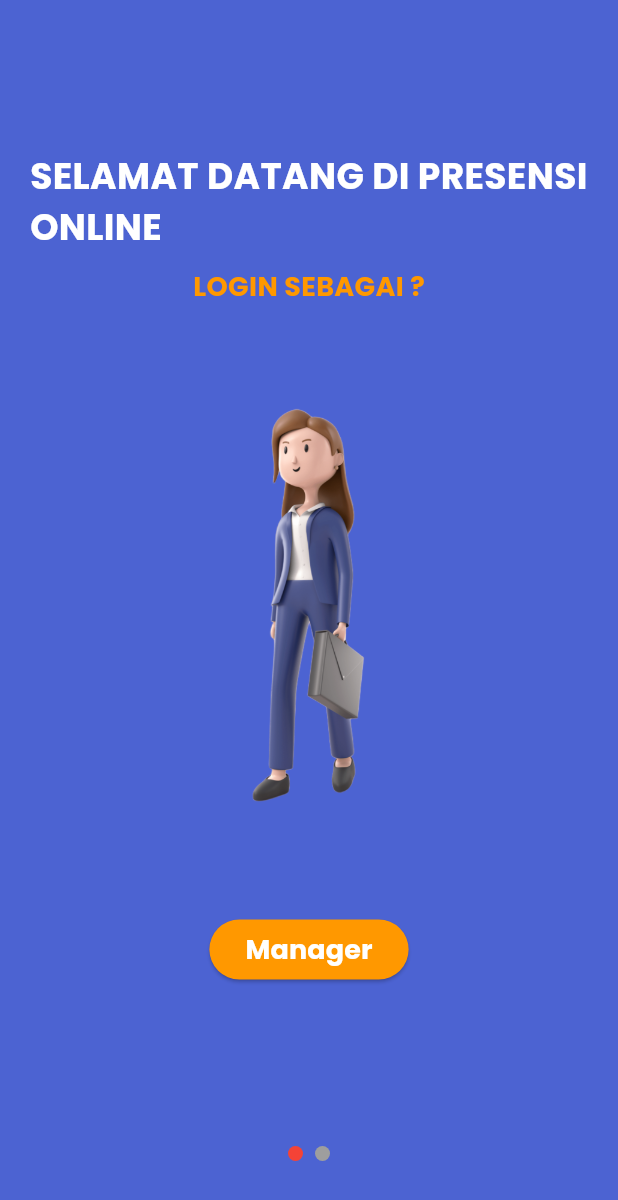
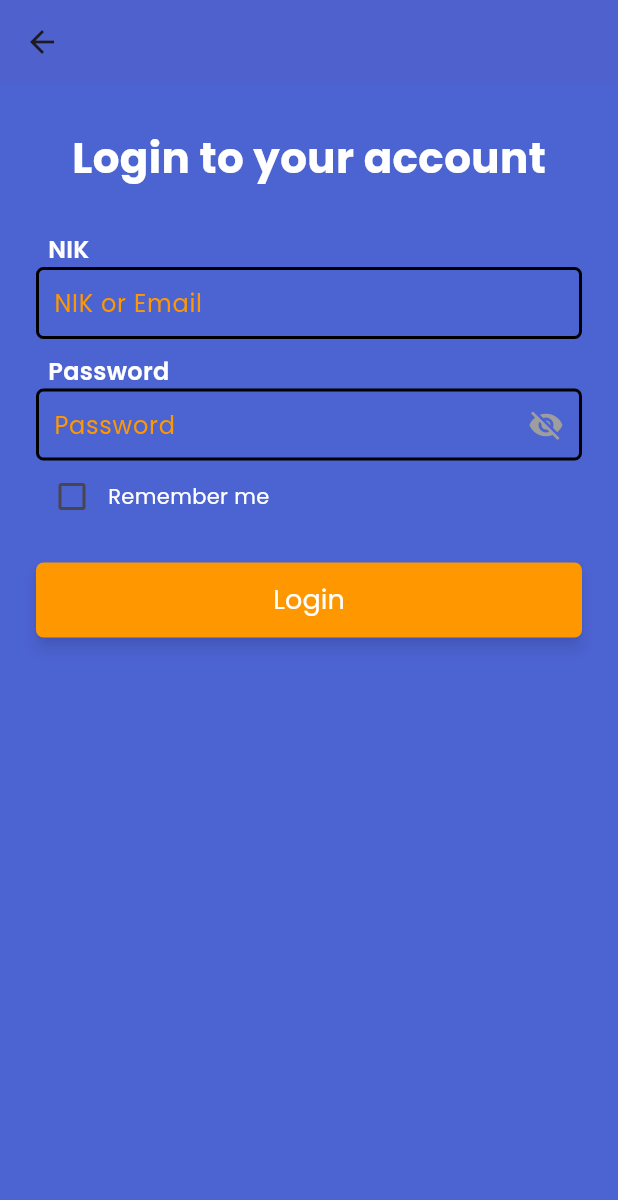
Before and after one commit to ngulekkode/aplikasi_absen, a Flutter app: the screen it shows after launch, after a tap on "Manager", on a phone screen of 412 x 824 dp. Shown: the top 1200 px of the screen. Run offline on Flutter 3.47's test engine with Material 3 defaults, Android fonts, the phone set to English and light mode, and no system bars; drawn by our look-alikes of smooth_page_indicator.

Commit message:
login_page

```diff
--- a/lib/pages/choice_role.dart
+++ b/lib/pages/choice_role.dart
@@ -1,3 +1,4 @@
+import 'package:absen_app/pages/login.dart';
 import 'package:absen_app/pages/roles/employe.dart';
 import 'package:flutter/material.dart';
 import 'package:absen_app/pages/roles/manager.dart';
@@ -39,10 +40,12 @@ class _HomeAppState extends State<ChoiceRole> {
               children: [
                 LoginManager(
                   onTap: () {
-                    // Navigasi ke halaman login manager
+                    Navigator.push(context, MaterialPageRoute(builder: (_)=>LoginPage(role: 'Manager')));
                   },
                 ),
-                LoginKaryawan(onTap: () {}),
+                LoginKaryawan(onTap: () {
+                  Navigator.push(context, MaterialPageRoute(builder: (_)=>LoginPage(role: 'Karyawan')));
+                }),
               ],
             ),
           ),
--- a/lib/pages/login.dart
+++ b/lib/pages/login.dart
@@ -0,0 +1,197 @@
+import 'package:flutter/material.dart';
+
+class LoginPage extends StatefulWidget {
+  final String role;
+
+  const LoginPage({super.key, required this.role});
+
+  @override
+  State<LoginPage> createState() => _LoginPageState();
+}
+
+class _LoginPageState extends State<LoginPage> {
+  final TextEditingController _nikController = TextEditingController();
+  final TextEditingController _passwordController = TextEditingController();
+  bool _obscurePassword = true;
+  bool _rememberMe = false;
+
+  void _handleLogin() {
+    String nik = _nikController.text;
+    String password = _passwordController.text;
+    String role = widget.role;
+
+    // Dummy login logic
+    if (nik == '123' && password == 'abc') {
+      if (role == 'manager') {
+        Navigator.pushReplacementNamed(context, '/managerHome');
+      } else {
+        Navigator.pushReplacementNamed(context, '/karyawanHome');
+      }
+    } else {
+      ScaffoldMessenger.of(
+        context,
+      ).showSnackBar(SnackBar(content: Text('Login gagal untuk $role')));
+    }
+  }
+
+  @override
+  Widget build(BuildContext context) {
+    const border = OutlineInputBorder(
+      borderRadius: BorderRadius.all(Radius.circular(5)),
+      borderSide: BorderSide(color: Colors.black, width: 2),
+    );
+
+    return Scaffold(
+      appBar: AppBar(backgroundColor: Colors.transparent, elevation: 6),
+      body: Padding(
+        padding: const EdgeInsets.all(24.0),
+        child: Column(
+          crossAxisAlignment: CrossAxisAlignment.start,
+          children: [
+
+            const SizedBox(height: 5),
+
+            const Center(
+              child: Text(
+                'Login to your account',
+                style: TextStyle(
+                  fontSize: 28,
+                  fontWeight: FontWeight.bold,
+                  color: Colors.white,
+                ),
+              ),
+            ),
+
+            const SizedBox(height: 30),
+
+            // nik
+            const Padding(
+              padding: EdgeInsets.only(left: 8.0),
+              child: Text(
+                'NIK',
+                style: TextStyle(
+                  fontSize: 16,
+                  fontWeight: FontWeight.w600,
+                  color: Colors.white,
+                ),
+              ),
+            ),
+
+            TextField(
+              controller: _nikController,
+              decoration: const InputDecoration(
+                hintText: 'NIK or Email',
+                hintStyle: TextStyle(color: Colors.orange),
+                border: border,
+                focusedBorder: border,
+                enabledBorder: border,
+                contentPadding: EdgeInsets.symmetric(
+                  horizontal: 8,
+                  vertical: 12,
+                ),
+              ),
+            ),
+
+            const SizedBox(height: 10),
+
+            //pasword
+            const Padding(
+              padding: EdgeInsets.only(left: 8.0),
+              child: Text(
+                'Password',
+                style: TextStyle(
+                  fontSize: 16,
+                  fontWeight: FontWeight.w600,
+                  color: Colors.white,
+                ),
+              ),
+            ),
+
+            TextField(
+              controller: _passwordController,
+              obscureText: _obscurePassword,
+              decoration: InputDecoration(
+
+                hintText: 'Password',
+                hintStyle: TextStyle(color: Colors.orange),
+                border: border,
+                enabledBorder: border,
+                focusedBorder: border,
+                contentPadding: const EdgeInsets.symmetric(
+                  horizontal: 8,
+                  vertical: 12,
+                ),
+                suffixIcon: GestureDetector(
+                  onLongPress: () {
+                    setState(() {
+                      _obscurePassword = false;
+                    });
+                  },
+                  onLongPressUp: () {
+                    setState(() {
+                      _obscurePassword = true;
+                    });
+                  },
+                  child: Icon(
+                    _obscurePassword ? Icons.visibility_off : Icons.visibility,
+                    color: Colors.grey,
+                  ),
+                ),
+              ),
+            ),
+
+            // const SizedBox(height: 10),
+
+            // cek box
+            Row(
+              // mainAxisSize: MainAxisSize.min,
+              children: [
+                Theme(
+                  data: ThemeData(unselectedWidgetColor: Colors.red),
+                  child: Checkbox(
+                    value: _rememberMe,
+                    onChanged: (val) {
+                      setState(() {
+                        _rememberMe = val ?? false;
+                      });
+                    },
+                    activeColor: Colors.red,
+                    checkColor: Colors.white,
+                  ),
+                ),
+                const Text(
+                  'Remember me',
+                  style: TextStyle(color: Colors.white),
+                ),
+              ],
+            ),
+
+            const SizedBox(height: 20),
+
+            //Login Button
+            SizedBox(
+              width: double.infinity,
+              height: 50,
+              child: ElevatedButton(
+                onPressed: _handleLogin,
+                style: ElevatedButton.styleFrom(
+                  backgroundColor: Colors.orange,
+                  foregroundColor: Colors.white,
+                  elevation: 4,
+                  shape: RoundedRectangleBorder(
+                    borderRadius: BorderRadius.circular(5),
+                  ),
+                  shadowColor: Colors.black54,
+                ),
+                child: const Text(
+                  'Login',
+                  style: TextStyle(fontSize: 18, fontWeight: FontWeight.w400),
+                ),
+              ),
+            ),
+          ],
+        ),
+      ),
+    );
+  }
+}
--- a/lib/pages/roles/manager.dart
+++ b/lib/pages/roles/manager.dart
@@ -7,6 +7,8 @@ class LoginManager extends StatelessWidget {
   @override
   Widget build(BuildContext context) {
     return Column(
+      // mainAxisSize: MainAxisSize.min,
+      // mainAxisAlignment: MainAxisAlignment.spaceEvenly,
       children: [
         Flexible(child: Image.asset('assets/manager.png', width: 400, height: 400, fit: BoxFit.contain,)),
         const SizedBox(height: 5),
```
